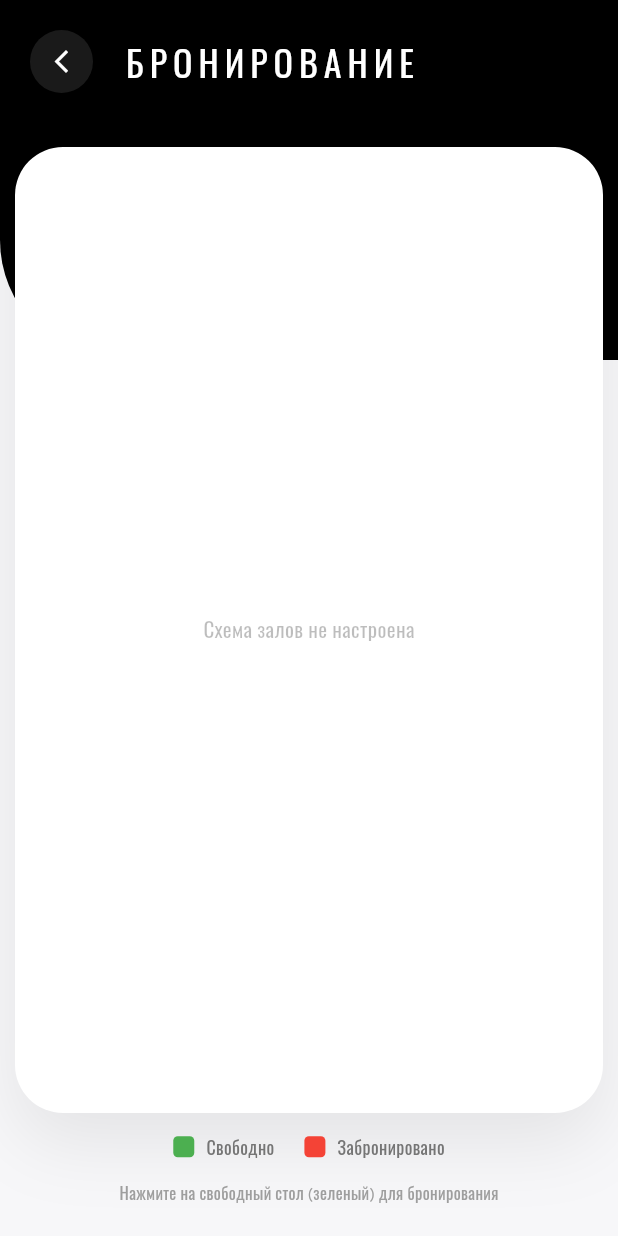
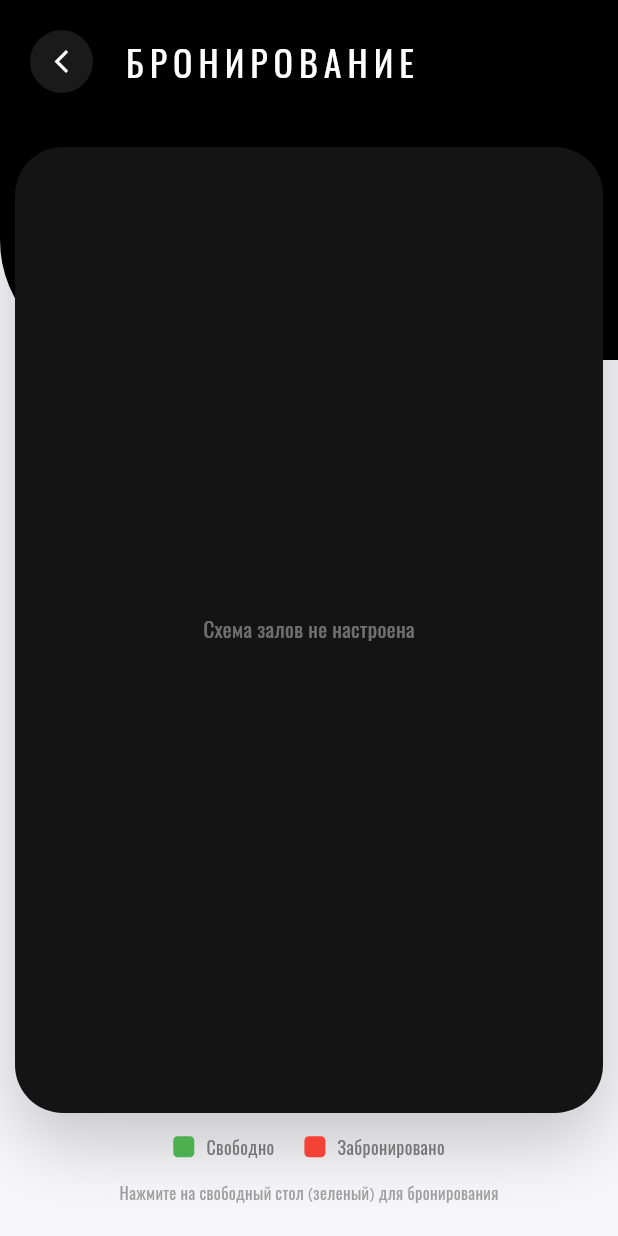
Before and after one commit to stika-art/karkyra-menu, a Flutter app: the TableBookingScreen screen opened directly, on a phone screen of 412 x 824 dp. Run offline on Flutter 3.47's test engine with Material 3 defaults, Android fonts, the phone set to English and light mode, and no system bars; our stand-ins replace file_picker, google_fonts, shared_preferences, supabase_flutter, video_player, visibility_detector; missing offline and left inert: dart:js; accounts and stored records are empty; network calls fail; Roboto replaces fonts that are missing (Forum).

Commit message:
Synchronize floor plan coordinate system & alignment between admin and booking screen

```diff
--- a/lib/main.dart
+++ b/lib/main.dart
@@ -2817,29 +2817,29 @@ class _TableBookingScreenState extends State<TableBookingScreen> {
                 Expanded(
                   child: Center(
                     child: Container(
-                      width: screenWidth > 520 ? 480 : (screenWidth - 20),
+                      width: screenWidth > 520 ? 440 : (screenWidth - 20),
                       margin: const EdgeInsets.symmetric(horizontal: 10),
                       decoration: BoxDecoration(
-                        color: Colors.white,
+                        color: const Color(0xFF141414),
                         borderRadius: BorderRadius.circular(32),
-                        boxShadow: [BoxShadow(color: Colors.black.withOpacity(0.08), blurRadius: 40, offset: const Offset(0, 20))],
+                        boxShadow: [BoxShadow(color: Colors.black.withOpacity(0.2), blurRadius: 40, offset: const Offset(0, 20))],
                       ),
                       child: _loading
-                        ? const Center(child: CircularProgressIndicator(color: Colors.black12))
+                        ? const Center(child: CircularProgressIndicator(color: Color(0xFFD4A043)))
                         : _selectedFloorId == null
-                          ? Center(child: Text('Схема залов не настроена', style: GoogleFonts.outfit(color: Colors.black26)))
+                          ? Center(child: Text('Схема залов не настроена', style: GoogleFonts.outfit(color: Colors.white38)))
                           : ClipRRect(
                               borderRadius: BorderRadius.circular(32),
                               child: InteractiveViewer(
                                 minScale: 0.8,
-                                maxScale: 3.0,
+                                maxScale: 3.5,
                                 boundaryMargin: const EdgeInsets.all(20),
                                 child: SingleChildScrollView(
                                   child: Column(
                                     children: [
                                       _buildHallScheme(),
                                       _buildExtraTablesList(),
-                                      const SizedBox(height: 60),
+                                      const SizedBox(height: 40),
                                     ],
                                   ),
                                 ),
@@ -2882,30 +2882,35 @@ class _TableBookingScreenState extends State<TableBookingScreen> {
     final placedTables = floorTables.where((t) => (t['pos_x'] as num) > 0 || (t['pos_y'] as num) > 0).toList();
     final planUrl = floor['plan_url'];
 
-    return Stack(
+    return SizedBox(
+      width: 360,
+      height: 600,
+      child: Stack(
         clipBehavior: Clip.none,
         children: [
-        if (planUrl != null && planUrl.toString().isNotEmpty)
-          Image.network(
+          Positioned.fill(
+            child: Container(
+              color: const Color(0xFF141414),
+              child: planUrl != null && planUrl.toString().isNotEmpty
+                  ? Image.network(
                       planUrl,
-            fit: BoxFit.fill,
-            alignment: Alignment.center,
+                      fit: BoxFit.contain,
+                      alignment: Alignment.topCenter,
                       loadingBuilder: (ctx, child, progress) {
                         if (progress == null) return child;
-              return Container(width: 1000, height: 800, color: Colors.grey.shade50);
+                        return const Center(child: CircularProgressIndicator(color: Color(0xFFD4A043)));
                       },
                       errorBuilder: (_, __, ___) => _buildGridFallback(),
                     )
-        else
-          _buildGridFallback(),
+                  : _buildGridFallback(),
+            ),
+          ),
           ...placedTables.map((table) {
             final double w = (table['width'] ?? 80).toDouble();
             final double h = (table['height'] ?? 80).toDouble();
             final double rotation = (table['rotation'] ?? 0).toDouble();
             double x = (table['pos_x'] as num).toDouble();
             double y = (table['pos_y'] as num).toDouble();
-
-          if (x < 2.0 && y < 2.0) { x *= 1000; y *= 1000; }
 
             final booking = _getBookingForTable(table['id'].toString());
             final bool isBooked = booking != null;
@@ -2920,7 +2925,8 @@ class _TableBookingScreenState extends State<TableBookingScreen> {
                   onTap: () => _selectAndShowBooking(table),
                   child: AnimatedContainer(
                     duration: const Duration(milliseconds: 300),
-                  width: w, height: h,
+                    width: w,
+                    height: h,
                     decoration: BoxDecoration(
                       color: (isBooked ? const Color(0xFFF44336) : const Color(0xFF4CAF50)).withOpacity(0.7),
                       borderRadius: BorderRadius.circular(w == h ? 50 : 12),
@@ -2981,6 +2987,7 @@ class _TableBookingScreenState extends State<TableBookingScreen> {
             );
           }),
         ],
+      ),
     );
   }
 
```
Lines whose indentation alone changed are shown as unchanged.
